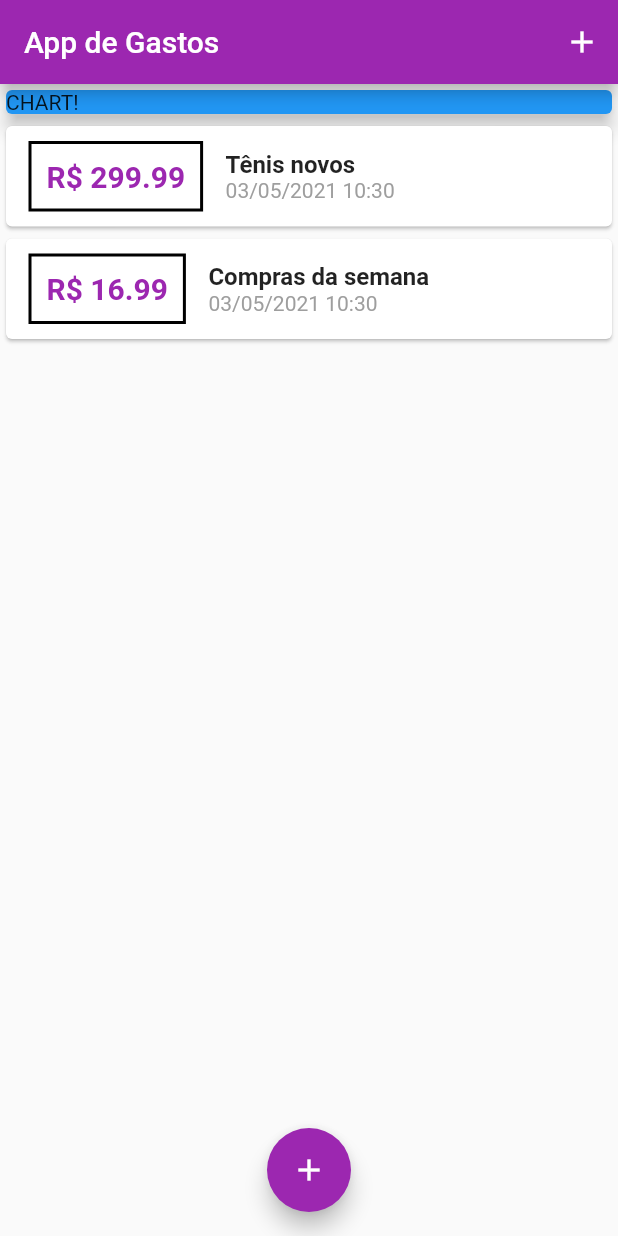
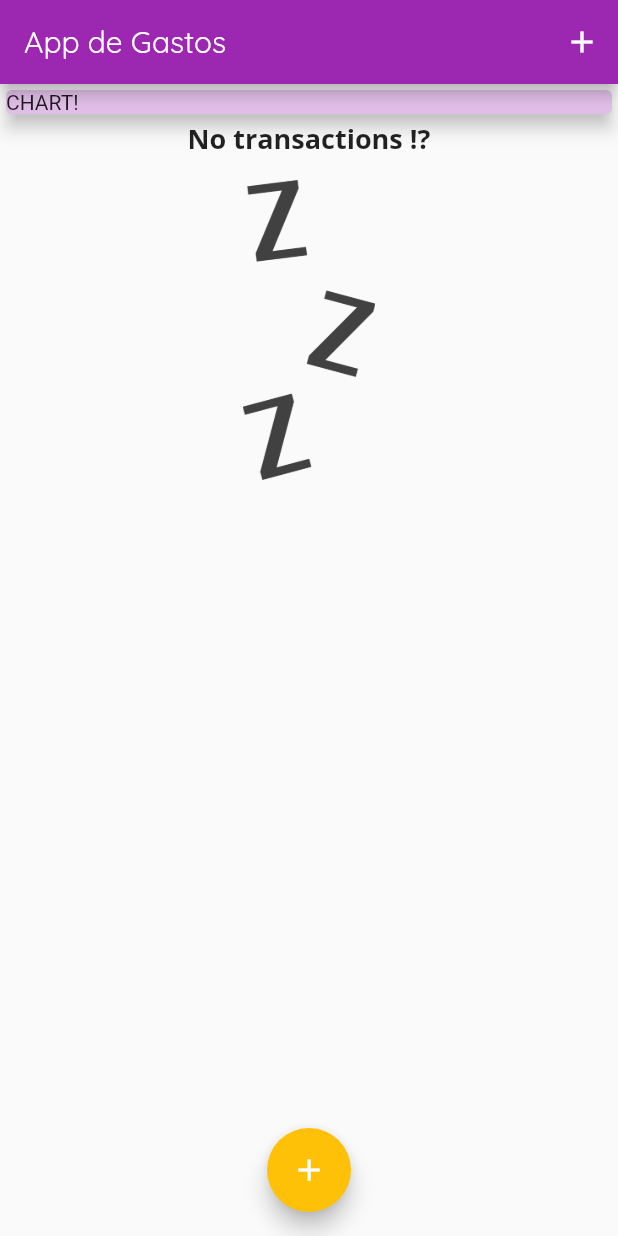
Before and after one commit to Gabones/ExpenseApp, a Flutter app: the screen it shows after launch, on a phone screen of 412 x 824 dp. Run offline on Flutter 3.47's test engine with Material 2 defaults, Android fonts, the phone set to English and light mode, and no system bars.

Commit message:
adding images

```diff
--- a/lib/main.dart
+++ b/lib/main.dart
@@ -10,7 +10,16 @@ class MyApp extends StatelessWidget {
   Widget build(BuildContext context) {
     return MaterialApp(
       theme: ThemeData(
-        primaryColor: Colors.purple,
+        primarySwatch: Colors.purple,
+        accentColor: Colors.amber,
+        fontFamily: 'Quicksand',
+        textTheme: ThemeData.light().textTheme.copyWith(
+          headline6: TextStyle(
+            fontFamily: 'OpenSans',
+            fontWeight: FontWeight.bold,
+            fontSize: 18,
+          )
+        )
       ),
       title: 'Expenses App',
       home: MyHomePage(),
@@ -27,8 +36,8 @@ class MyHomePage extends StatefulWidget {
 class _MyHomePageState extends State<MyHomePage> {
 
   final List<Transaction> _userTransactions = [
-    Transaction(id: '0', title: 'Tênis novos', amount: 299.99, date: DateTime.now()),
-    Transaction(id: '1', title: 'Compras da semana', amount: 16.99, date: DateTime.now())
+    // Transaction(id: '0', title: 'Tênis novos', amount: 299.99, date: DateTime.now()),
+    // Transaction(id: '1', title: 'Compras da semana', amount: 16.99, date: DateTime.now())
   ];
 
   void _addNewTransaction(String txTitle, double txAmount) {
@@ -72,7 +81,7 @@ class _MyHomePageState extends State<MyHomePage> {
             Container(
               width: double.infinity,
               child: Card(
-                color: Colors.blue,
+                color: Theme.of(context).primaryColorLight,
                 child: Text('CHART!'),
                 elevation: 5,
               ),
@@ -84,7 +93,7 @@ class _MyHomePageState extends State<MyHomePage> {
       floatingActionButtonLocation: FloatingActionButtonLocation.centerFloat,
       floatingActionButton: FloatingActionButton(
         child: Icon(Icons.add),
-        backgroundColor: Colors.purple,
+        foregroundColor: Colors.white,
         onPressed: () => _startAddNewTransaction(context),
       ),
     );
--- a/lib/widgets/transaction_list.dart
+++ b/lib/widgets/transaction_list.dart
@@ -11,20 +11,39 @@ class TransactionList extends StatelessWidget {
   Widget build(BuildContext context) {
     return Container(
       height: 300,
-      child: ListView.builder(
+      child: transactions.isEmpty
+          ? Column(
+              children: [
+                Text(
+                  'No transactions !?',
+                  style: Theme.of(context).textTheme.headline6,
+                ),
+                SizedBox(height: 15,),
+                Container(
+                  height: 200,
+                  child: Image.asset(
+                    'assets/image/waiting.png',
+                    fit: BoxFit.cover,
+                  ),
+                ),
+              ],
+            )
+          : ListView.builder(
               itemBuilder: (context, index) {
                 return Card(
                     child: Row(
                   children: [
                     Container(
                       padding: EdgeInsets.all(10),
-                    margin: EdgeInsets.symmetric(vertical: 10, horizontal: 15),
+                      margin:
+                          EdgeInsets.symmetric(vertical: 10, horizontal: 15),
                       decoration: BoxDecoration(
                           border: Border.all(
                         color: Colors.black,
                         width: 2,
                       )),
-                    child: Text('R\$ ${transactions[index].amount.toStringAsFixed(2)}',
+                      child: Text(
+                          'R\$ ${transactions[index].amount.toStringAsFixed(2)}',
                           style: TextStyle(
                               fontWeight: FontWeight.bold,
                               fontSize: 20,
@@ -35,13 +54,11 @@ class TransactionList extends StatelessWidget {
                       children: [
                         Text(
                           transactions[index].title,
-                        style: TextStyle(
-                          fontWeight: FontWeight.bold,
-                          fontSize: 16,
-                        ),
+                          style: Theme.of(context).textTheme.headline6,
                         ),
                         Text(
-                        DateFormat('dd/MM/yyyy HH:mm').format(transactions[index].date),
+                          DateFormat('dd/MM/yyyy HH:mm')
+                              .format(transactions[index].date),
                           style: TextStyle(
                             fontSize: 14,
                             color: Colors.grey,
```
Also changed, not shown: pubspec.yaml (+13 -9 lines), assets/fonts/OpenSans-Bold.ttf (added), assets/fonts/OpenSans-Regular.ttf (added), assets/fonts/Quicksand-Bold.ttf (added), assets/fonts/Quicksand-Light.ttf (added), assets/fonts/Quicksand-Medium.ttf (added), assets/fonts/Quicksand-Regular.ttf (added), assets/image/waiting.png (added). Lines whose indentation alone changed are shown as unchanged.
